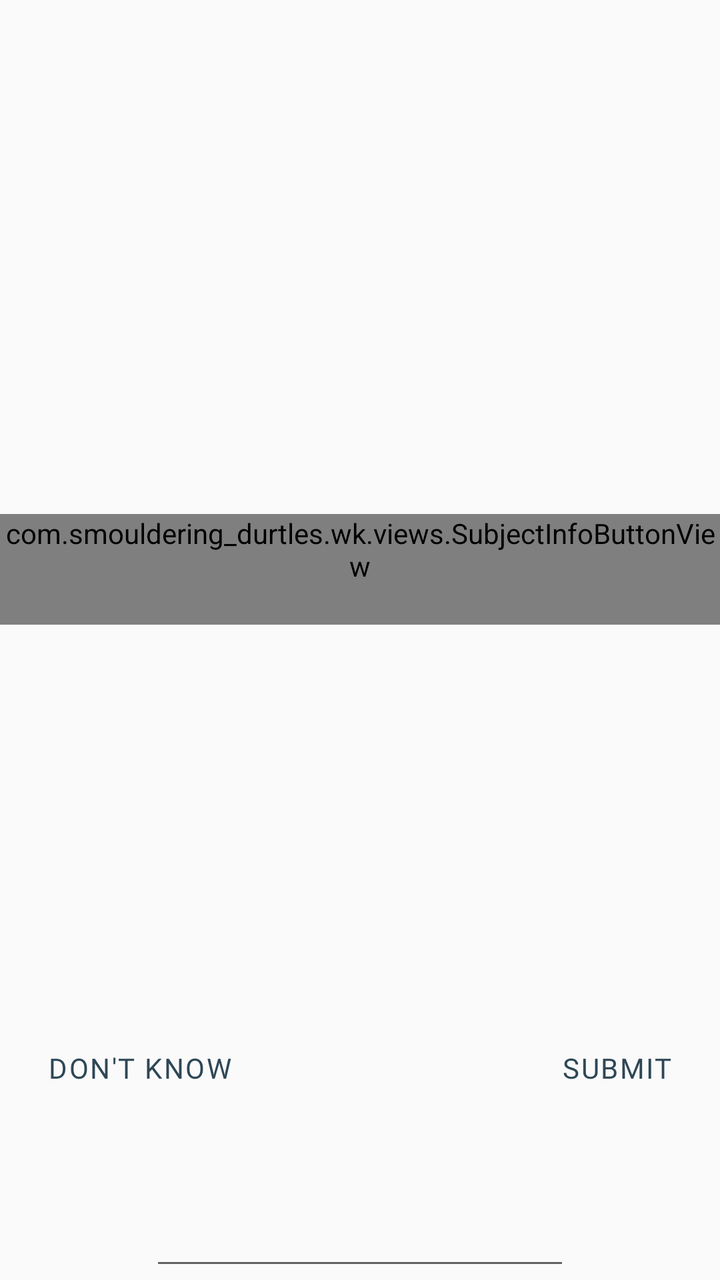
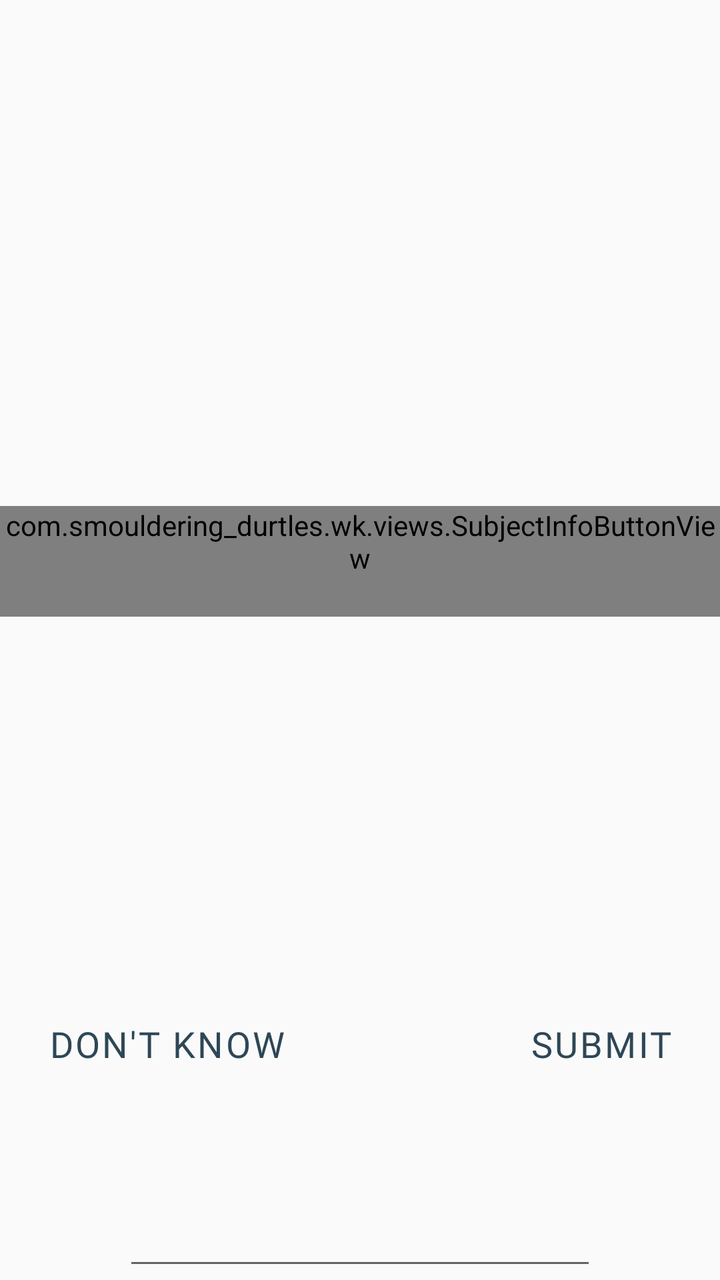

An Android layout rendered at two revisions. The XML below is the earlier revision; the diff shows what the commit changed to produce the second picture.
<!-- AndroidManifest.xml: application theme Theme.AppCompat.Light.NoActionBar -->
<!-- res/layout/fragment_unanswered_question.xml -->
<?xml version="1.0" encoding="utf-8"?>
<LinearLayout xmlns:android="http://schemas.android.com/apk/res/android"
    xmlns:tools="http://schemas.android.com/tools"
    android:layout_width="match_parent"
    android:layout_height="match_parent"
    xmlns:app="http://schemas.android.com/apk/res-auto"
    android:orientation="vertical">

    <androidx.constraintlayout.widget.ConstraintLayout
        android:id="@+id/questionView"
        android:layout_width="match_parent"
        android:layout_height="0dp"
        android:layout_weight="1">

        <com.smouldering_durtles.wk.views.SubjectInfoButtonView
            android:id="@+id/questionText"
            android:layout_width="wrap_content"
            android:layout_height="wrap_content"
            android:paddingBottom="20dp"
            android:clickable="true"
            android:focusable="false"
            app:layout_constraintBottom_toBottomOf="parent"
            app:layout_constraintEnd_toEndOf="parent"
            app:layout_constraintStart_toStartOf="parent"
            app:layout_constraintTop_toTopOf="parent"
            tools:ignore="KeyboardInaccessibleWidget" />

        <TextView
            android:id="@+id/progress"
            style="@style/WK.TextView.Normal.Light"
            android:layout_width="wrap_content"
            android:layout_height="wrap_content"
            android:layout_marginStart="8dp"
            android:layout_marginLeft="8dp"
            android:layout_marginTop="4dp"
            android:text=""
            app:layout_constraintStart_toStartOf="parent"
            app:layout_constraintTop_toTopOf="parent" />

        <TextView
            android:id="@+id/srsIndicator"
            style="@style/WK.TextView.Normal.Light"
            android:layout_width="wrap_content"
            android:layout_height="wrap_content"
            android:layout_marginTop="4dp"
            android:text=""
            app:layout_constraintEnd_toEndOf="parent"
            app:layout_constraintStart_toStartOf="parent"
            app:layout_constraintTop_toTopOf="parent" />

        <Button
            android:id="@+id/submitButton"
            style="@style/WK.Button.Borderless.Light"
            android:layout_margin="8dp"
            android:layout_width="wrap_content"
            android:layout_height="wrap_content"
            android:gravity="center"
            android:text="Submit"
            app:layout_constraintBottom_toBottomOf="parent"
            app:layout_constraintEnd_toEndOf="parent" />

        <Button
            android:id="@+id/dontKnowButton"
            style="@style/WK.Button.Borderless.Light"
            android:layout_margin="8dp"
            android:layout_width="wrap_content"
            android:layout_height="wrap_content"
            android:gravity="center"
            android:text="Don't know"
            app:layout_constraintBottom_toBottomOf="parent"
            app:layout_constraintStart_toStartOf="parent" />

        <Button
            android:id="@+id/specialButton1"
            style="@style/WK.Button.Borderless.Light"
            android:layout_margin="8dp"
            android:layout_width="wrap_content"
            android:layout_height="wrap_content"
            android:gravity="end|top"
            android:paddingTop="4dp"
            android:text="Special button 1"
            android:visibility="gone"
            app:layout_constraintEnd_toEndOf="parent"
            app:layout_constraintTop_toTopOf="parent" />

        <Button
            android:id="@+id/specialButton2"
            style="@style/WK.Button.Borderless.Light"
            android:layout_margin="8dp"
            android:layout_width="wrap_content"
            android:layout_height="wrap_content"
            android:gravity="center"
            android:text="Special button 2"
            android:visibility="gone"
            app:layout_constraintBottom_toBottomOf="parent"
            app:layout_constraintStart_toEndOf="@id/dontKnowButton" />

        <Button
            android:id="@+id/specialButton3"
            style="@style/WK.Button.Borderless.Light"
            android:layout_margin="8dp"
            android:layout_width="wrap_content"
            android:layout_height="wrap_content"
            android:gravity="start|top"
            android:paddingTop="4dp"
            android:text="Special button 3"
            android:visibility="gone"
            app:layout_constraintStart_toEndOf="@id/progress"
            app:layout_constraintTop_toTopOf="parent" />

        <TextView
            android:id="@+id/levelUpToastText"
            style="@style/WK.TextView.CustomToast"
            android:layout_width="wrap_content"
            android:layout_height="wrap_content"
            android:layout_marginStart="4dp"
            android:layout_marginLeft="4dp"
            android:layout_marginTop="1dp"
            android:elevation="4dp"
            android:paddingStart="16dp"
            android:paddingLeft="16dp"
            android:paddingTop="2dp"
            android:paddingEnd="16dp"
            android:paddingRight="16dp"
            android:paddingBottom="4dp"
            android:text=""
            android:visibility="gone"
            app:layout_constraintEnd_toEndOf="parent"
            app:layout_constraintStart_toStartOf="parent"
            app:layout_constraintTop_toTopOf="parent"
            tools:ignore="UnusedAttribute" />

        <TextView
            android:id="@+id/closeToastText"
            style="@style/WK.TextView.CustomToast"
            android:layout_width="wrap_content"
            android:layout_height="wrap_content"
            android:layout_marginStart="4dp"
            android:layout_marginLeft="4dp"
            android:layout_marginTop="1dp"
            android:paddingStart="16dp"
            android:paddingLeft="16dp"
            android:paddingTop="2dp"
            android:paddingEnd="16dp"
            android:paddingRight="16dp"
            android:paddingBottom="4dp"
            android:text=""
            android:textSize="16sp"
            android:visibility="gone"
            app:layout_constraintEnd_toEndOf="parent"
            app:layout_constraintStart_toStartOf="parent"
            app:layout_constraintTop_toBottomOf="@id/levelUpToastText" />

        <TextView
            android:id="@+id/alternativesToastText"
            style="@style/WK.TextView.AlternativeToast"
            android:layout_width="wrap_content"
            android:layout_height="wrap_content"
            android:layout_marginStart="4dp"
            android:layout_marginLeft="4dp"
            android:layout_marginTop="75dp"
            android:paddingStart="16dp"
            android:paddingLeft="16dp"
            android:paddingTop="2dp"
            android:paddingEnd="16dp"
            android:paddingRight="16dp"
            android:paddingBottom="4dp"
            android:text=""
            android:textSize="16sp"
            android:visibility="gone"
            app:layout_constraintEnd_toEndOf="parent"
            app:layout_constraintStart_toStartOf="parent"
            app:layout_constraintTop_toBottomOf="@id/closeToastText" />

        <com.smouldering_durtles.wk.views.StarRatingView
            android:id="@+id/starRating"
            android:layout_width="wrap_content"
            android:layout_height="wrap_content"
            android:layout_marginBottom="4dp"
            android:visibility="gone"
            app:layout_constraintBottom_toBottomOf="parent"
            app:layout_constraintEnd_toEndOf="parent"
            app:layout_constraintStart_toStartOf="parent" />

    </androidx.constraintlayout.widget.ConstraintLayout>

    <TextView
        android:id="@+id/questionType"
        android:layout_width="match_parent"
        android:layout_height="wrap_content"
        android:paddingTop="4dp"
        android:paddingBottom="4dp"
        android:gravity="center_horizontal"
        android:text=""
        android:elevation="4dp"
        android:layout_weight="0"
        style="@style/WK.TextView.Normal"
        tools:ignore="UnusedAttribute"/>

    <LinearLayout
        android:id="@+id/questionEditFrame"
        android:layout_width="match_parent"
        android:layout_height="wrap_content"
        android:orientation="vertical"
        android:layout_weight="0"
        android:background="@color/transparent">

        <EditText
            android:id="@+id/questionEdit"
            android:layout_width="wrap_content"
            android:layout_height="wrap_content"
            android:layout_gravity="center_horizontal"
            android:singleLine="true"
            android:inputType="text"
            android:importantForAutofill="no"
            android:minEms="10"
            android:focusable="true"
            android:focusableInTouchMode="true"
            tools:ignore="LabelFor"/>

    </LinearLayout>

</LinearLayout>
<!-- resources referenced by this layout -->
<resources>
  <color name="transparent">#00000000</color>
  <style name="WK.Button.Borderless.Light" parent="Widget.AppCompat.Button.Borderless">
          <item name="android:background">@drawable/mm_btn</item>
          <item name="android:fontFamily">@font/silkscreen</item>
          <item name="android:textColor">@color/mmInkLight</item>
          <item name="android:textSize">14sp</item>
          <item name="android:letterSpacing">0.06</item>
          <item name="android:minHeight">46dp</item>
          <item name="android:minWidth">0dp</item>
          <item name="android:paddingLeft">16dp</item>
          <item name="android:paddingRight">16dp</item>
          <item name="android:paddingTop">4dp</item>
          <item name="android:paddingBottom">12dp</item>
          <item name="android:stateListAnimator">@null</item>
      </style>
  <style name="WK.TextView.AlternativeToast" parent="WK.TextView.Normal">
          <item name="android:textSize">16sp</item>
          <item name="android:textColor">?attr/alternativeToastColorPrimary</item>
          <item name="android:background">@drawable/alternative_toast</item>
      </style>
  <style name="WK.TextView.CustomToast" parent="WK.TextView.Normal">
          <item name="android:textSize">16sp</item>
          <item name="android:textColor">?attr/customToastColorPrimary</item>
          <item name="android:background">@drawable/rounded_corners</item>
      </style>
  <style name="WK.TextView.Normal" parent="Widget.AppCompat.TextView">
          <item name="android:textSize">16sp</item>
          <item name="android:textColor">?attr/colorPrimary</item>
          <item name="android:background">@color/transparent</item>
      </style>
  <style name="WK.TextView.Normal.Light" parent="WK.TextView.Normal">
          <item name="android:textColor">?attr/mmOnHeader</item>
          <item name="android:fontFamily">@font/silkscreen</item>
          <item name="android:textStyle">bold</item>
      </style>
  <!-- drawable mm_btn (drawable) -->
  <?xml version="1.0" encoding="utf-8"?>
  <selector xmlns:android="http://schemas.android.com/apk/res/android">
      <item android:state_pressed="true" android:drawable="@drawable/mm_btn_pressed"/>
      <item android:state_enabled="false"><layer-list><item android:drawable="@drawable/mm_btn_normal"/><item android:top="0dp"><shape android:shape="rectangle"><corners android:radius="999dp"/><solid android:color="#66FFFFFF"/></shape></item></layer-list></item>
      <item android:drawable="@drawable/mm_btn_normal"/>
  </selector>
  <color name="mmInkLight">#2E4756</color>
  <!-- drawable alternative_toast (drawable) -->
  <?xml version="1.0" encoding="utf-8"?>
  <shape xmlns:android="http://schemas.android.com/apk/res/android"
      android:shape="rectangle" android:padding="10dp">
      <solid android:color="@color/alternativeToastColorBackground"/>
      <corners android:radius="10dp"/>
  </shape>
  <!-- drawable rounded_corners (drawable) -->
  <?xml version="1.0" encoding="utf-8"?>
  <shape xmlns:android="http://schemas.android.com/apk/res/android"
      android:shape="rectangle" android:padding="10dp">
      <solid android:color="@color/customToastColorBackground"/>
      <corners android:radius="10dp"/>
  </shape>
  <!-- drawable mm_btn_pressed (drawable) -->
  <?xml version="1.0" encoding="utf-8"?>
  <layer-list xmlns:android="http://schemas.android.com/apk/res/android">
      <item android:top="5dp"><shape android:shape="rectangle"><corners android:radius="999dp"/><solid android:color="?attr/mmOutline"/></shape></item>
      <item android:left="3dp" android:right="3dp" android:top="8dp" android:bottom="3dp"><shape android:shape="rectangle"><corners android:radius="999dp"/><solid android:color="?attr/mmButtonShade"/></shape></item>
  </layer-list>
  <color name="alternativeToastColorBackground">#00000000</color>
  <color name="customToastColorBackground">#FFFF80</color>
  <!-- unchanged entries left out for length: 1 -->
</resources>

<!-- the commit's change to res/layout/fragment_unanswered_question.xml (unified diff, before → after) -->
@@ -27,6 +27,7 @@
 
         <TextView
             android:id="@+id/progress"
+            android:textSize="20sp"
             style="@style/WK.TextView.Normal.Light"
             android:layout_width="wrap_content"
             android:layout_height="wrap_content"
@@ -39,6 +40,7 @@
 
         <TextView
             android:id="@+id/srsIndicator"
+            android:textSize="20sp"
             style="@style/WK.TextView.Normal.Light"
             android:layout_width="wrap_content"
             android:layout_height="wrap_content"
@@ -50,6 +52,7 @@
 
         <Button
             android:id="@+id/submitButton"
+            android:textSize="18sp"
             style="@style/WK.Button.Borderless.Light"
             android:layout_margin="8dp"
             android:layout_width="wrap_content"
@@ -61,6 +64,7 @@
 
         <Button
             android:id="@+id/dontKnowButton"
+            android:textSize="18sp"
             style="@style/WK.Button.Borderless.Light"
             android:layout_margin="8dp"
             android:layout_width="wrap_content"
@@ -72,6 +76,7 @@
 
         <Button
             android:id="@+id/specialButton1"
+            android:textSize="18sp"
             style="@style/WK.Button.Borderless.Light"
             android:layout_margin="8dp"
             android:layout_width="wrap_content"
@@ -85,6 +90,7 @@
 
         <Button
             android:id="@+id/specialButton2"
+            android:textSize="18sp"
             style="@style/WK.Button.Borderless.Light"
             android:layout_margin="8dp"
             android:layout_width="wrap_content"
@@ -97,6 +103,7 @@
 
         <Button
             android:id="@+id/specialButton3"
+            android:textSize="18sp"
             style="@style/WK.Button.Borderless.Light"
             android:layout_margin="8dp"
             android:layout_width="wrap_content"
@@ -110,6 +117,7 @@
 
         <TextView
             android:id="@+id/levelUpToastText"
+            android:textSize="20sp"
             style="@style/WK.TextView.CustomToast"
             android:layout_width="wrap_content"
             android:layout_height="wrap_content"
@@ -145,7 +153,7 @@
             android:paddingRight="16dp"
             android:paddingBottom="4dp"
             android:text=""
-            android:textSize="16sp"
+            android:textSize="20sp"
             android:visibility="gone"
             app:layout_constraintEnd_toEndOf="parent"
             app:layout_constraintStart_toStartOf="parent"
@@ -166,7 +174,7 @@
             android:paddingRight="16dp"
             android:paddingBottom="4dp"
             android:text=""
-            android:textSize="16sp"
+            android:textSize="20sp"
             android:visibility="gone"
             app:layout_constraintEnd_toEndOf="parent"
             app:layout_constraintStart_toStartOf="parent"
@@ -186,6 +194,7 @@
 
     <TextView
         android:id="@+id/questionType"
+            android:textSize="20sp"
         android:layout_width="match_parent"
         android:layout_height="wrap_content"
         android:paddingTop="4dp"
@@ -207,6 +216,7 @@
 
         <EditText
             android:id="@+id/questionEdit"
+            android:textSize="20sp"
             android:layout_width="wrap_content"
             android:layout_height="wrap_content"
             android:layout_gravity="center_horizontal"
<!-- resource entries referenced after the edit -->
@@ -7,7 +7,7 @@
           <item name="android:textColor">@color/mmInkLight</item>
           <item name="android:textSize">14sp</item>
           <item name="android:letterSpacing">0.06</item>
-          <item name="android:minHeight">46dp</item>
+          <item name="android:minHeight">54dp</item>
           <item name="android:minWidth">0dp</item>
           <item name="android:paddingLeft">16dp</item>
           <item name="android:paddingRight">16dp</item>
